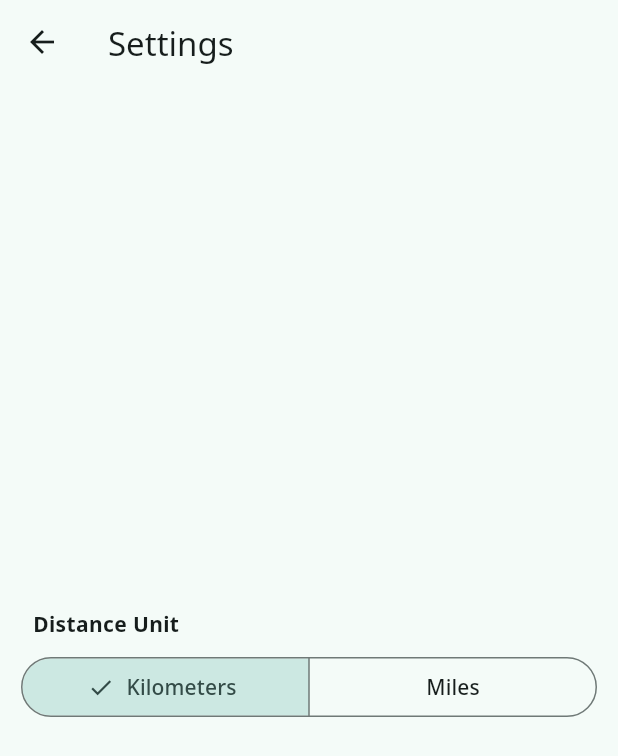
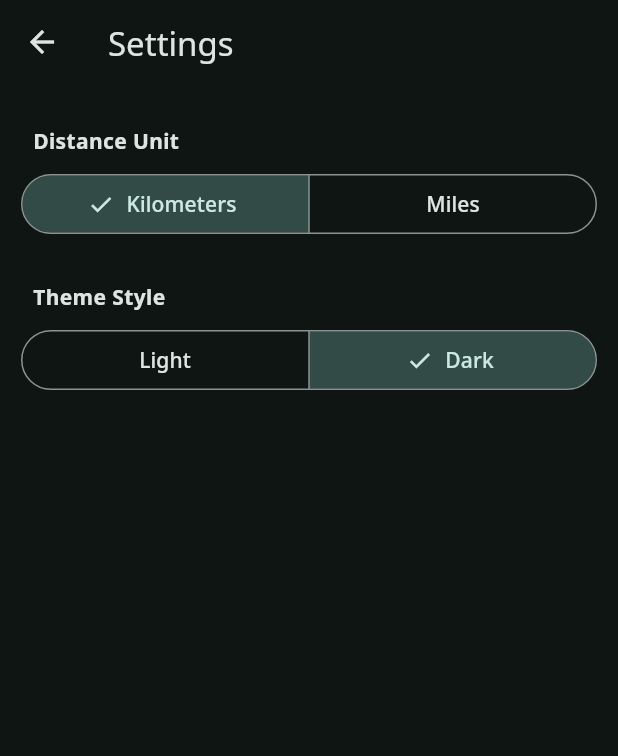
Before and after one commit to iamvalenciia/ministrar3, a Flutter app: the screen it shows after launch, in the side drawer, after a tap on "Settings", on a phone screen of 412 x 824 dp. Shown: the top 756 px of the screen. Run offline on Flutter 3.47's test engine with Material 3 defaults, Android fonts, the light colour scheme and no system bars; our stand-ins replace cached_network_image, flutter_dotenv, font_awesome_flutter, freezed_annotation, geolocator, go_router and 6 more; accounts and stored records are empty; network calls fail.

Commit message:
setting screen implemented, km/mi, light/dark,

```diff
--- a/lib/go_router.dart
+++ b/lib/go_router.dart
@@ -203,6 +203,15 @@ class CustomeNavigationDrawer extends StatelessWidget {
             },
           ),
         ),
+        ListTile(
+          selectedColor: Theme.of(context).colorScheme.primary,
+          title: const Text('Settings'),
+          leading: const Icon(Icons.settings),
+          onTap: () {
+            Navigator.pop(context);
+            context.go('/settings');
+          },
+        ),
         Selector<UserNotifier, bool>(
           selector: (_, userNotifier) => userNotifier.isUserLoggedIn,
           builder: (_, userExist, __) => ListTile(
@@ -236,15 +245,6 @@ class CustomeNavigationDrawer extends StatelessWidget {
               }
             },
           ),
-        ),
-        ListTile(
-          selectedColor: Theme.of(context).colorScheme.primary,
-          title: const Text('Settings'),
-          leading: const Icon(Icons.settings),
-          onTap: () {
-            Navigator.pop(context);
-            context.go('/settings');
-          },
         ),
       ],
     );
--- a/lib/main.dart
+++ b/lib/main.dart
@@ -1,5 +1,4 @@
 import 'package:flutter/material.dart';
-import 'package:google_fonts/google_fonts.dart';
 import 'package:nested/nested.dart';
 import 'package:provider/provider.dart' as provider; // Import Provider
 
@@ -10,8 +9,9 @@ import 'provider/km_mi_notifier.dart';
 import 'provider/location_permission.dart';
 import 'provider/my_hr_provider.dart';
 import 'provider/people_helping_provider.dart';
+import 'provider/theme_provider.dart';
 import 'provider/user_provider.dart';
-import 'services/supabase.dart';
+import 'services/supabase.dart'; // Import ThemeNotifier
 
 Future<void> main() async {
   await initializeSupabase();
@@ -32,18 +32,16 @@ class _MyAppState extends State<MyApp> {
         GlobalKey<ScaffoldMessengerState>();
     return provider.MultiProvider(
       providers: providers,
-      child: MaterialApp.router(
-        scaffoldMessengerKey: scaffoldKey,
-        title: 'Flutter Demo',
-        theme: ThemeData(
-          fontFamily: GoogleFonts.notoSans().fontFamily,
-          colorScheme: ColorScheme.fromSeed(
-              seedColor: Colors.teal, brightness: Brightness.light),
-          useMaterial3: true,
-        ),
-        routerConfig: goRouter,
-        debugShowCheckedModeBanner: false,
-      ),
+      builder: (context, child) {
+        return MaterialApp.router(
+            scaffoldMessengerKey: scaffoldKey,
+            title: 'Flutter Demo',
+            routerConfig: goRouter,
+            debugShowCheckedModeBanner: false,
+            theme: provider.Provider.of<ThemeProvider>(context)
+                .themeDataStyle // Add dark theme
+            );
+      },
     );
   }
 }
@@ -59,4 +57,5 @@ final providers = <SingleChildWidget>[
   provider.ChangeNotifierProvider(create: (_) => LocationPermissionNotifier()),
   provider.ChangeNotifierProvider(create: (_) => PeopleHelpingNotifier()),
   provider.ChangeNotifierProvider(create: (_) => DistanceUnitNotifier()),
+  provider.ChangeNotifierProvider(create: (_) => ThemeProvider()),
 ];
--- a/lib/provider/close_hrs_provider.dart
+++ b/lib/provider/close_hrs_provider.dart
@@ -3,6 +3,7 @@ import 'dart:developer' as developer;
 
 import 'package:flutter/material.dart';
 import 'package:geolocator/geolocator.dart';
+import 'package:shared_preferences/shared_preferences.dart';
 
 import '../models/help_requests_model/help_request_model.dart';
 import '../services/supabase.dart';
@@ -14,6 +15,7 @@ class HelpRequestsNotifier extends ChangeNotifier {
   // It starts listening to the position stream from the Geolocator.
   // Whenever the position updates, it calls the _updateDistances method.
   HelpRequestsNotifier() {
+    _loadDistancePreference();
     _positionStreamSubscription = Geolocator.getPositionStream(
       locationSettings: const LocationSettings(),
     ).listen(_updateDistances);
@@ -63,8 +65,16 @@ class HelpRequestsNotifier extends ChangeNotifier {
     notifyListeners();
   }
 
-  void switchDistanceUnit() {
+  Future<void> _loadDistancePreference() async {
+    final prefs = await SharedPreferences.getInstance();
+    _isDistanceInKilometers = prefs.getBool('isDistanceInKilometers') ?? true;
+    notifyListeners();
+  }
+
+  Future<void> switchDistanceUnit() async {
     _isDistanceInKilometers = !_isDistanceInKilometers;
+    final prefs = await SharedPreferences.getInstance();
+    await prefs.setBool('isDistanceInKilometers', _isDistanceInKilometers);
     notifyListeners(); // Notify listeners to update the UI
   }
 
--- a/lib/provider/my_hr_provider.dart
+++ b/lib/provider/my_hr_provider.dart
@@ -1,18 +1,14 @@
 import 'dart:async';
 import 'dart:developer' as developer;
-
 import 'package:flutter/material.dart';
 import 'package:geolocator/geolocator.dart';
-
+import 'package:shared_preferences/shared_preferences.dart';
 import '../models/help_requests_model/help_request_model.dart';
 import '../services/supabase.dart';
 
-//---------------------------
-// MY HELP REQUEST NOTIFIER
-//---------------------------
-
 class MyHelpRequestNotifier extends ChangeNotifier {
   MyHelpRequestNotifier() {
+    _loadDistancePreference();
     _positionStreamSubscription = Geolocator.getPositionStream(
       locationSettings: const LocationSettings(),
     ).listen(_updateDistance);
@@ -24,11 +20,13 @@ class MyHelpRequestNotifier extends ChangeNotifier {
   bool isFirstLoad = true;
   String? _error;
   StreamSubscription<Position>? _positionStreamSubscription;
+  bool _isDistanceInKilometers = true;
 
   HelpRequestModel? get myHelpRequest => _myHelpRequest;
   double? get distance => _distance;
   bool get isLoading => _isLoading;
   String? get error => _error;
+  bool get isDistanceInKilometers => _isDistanceInKilometers;
 
   @override
   void dispose() {
@@ -50,9 +48,28 @@ class MyHelpRequestNotifier extends ChangeNotifier {
             helpRequestLong,
           ) /
           1000; // Convert meters to kilometers
+
+      // Convert to miles if _isDistanceInKilometers is false
+      if (!_isDistanceInKilometers) {
+        _distance = _distance! *
+            0.621371; // 1 kilometer is approximately 0.621371 miles
+      }
     }
 
     notifyListeners();
+  }
+
+  Future<void> _loadDistancePreference() async {
+    final prefs = await SharedPreferences.getInstance();
+    _isDistanceInKilometers = prefs.getBool('isDistanceInKilometers') ?? true;
+    notifyListeners();
+  }
+
+  Future<void> switchDistanceUnit() async {
+    _isDistanceInKilometers = !_isDistanceInKilometers;
+    final prefs = await SharedPreferences.getInstance();
+    await prefs.setBool('isDistanceInKilometers', _isDistanceInKilometers);
+    notifyListeners(); // Notify listeners to update the UI
   }
 
   Future<void> fetchMyHelpRequest() async {
--- /dev/null
+++ b/lib/provider/theme_provider.dart
@@ -0,0 +1,43 @@
+import 'package:flutter/material.dart';
+import 'package:shared_preferences/shared_preferences.dart';
+import '../theme.dart';
+
+class ThemeProvider extends ChangeNotifier {
+  ThemeProvider() {
+    _loadThemeData();
+  }
+  ThemeData _themeDataStyle = ThemeDataStyle.light;
+
+  ThemeData get themeDataStyle => _themeDataStyle;
+
+  set themeDataStyle(ThemeData themeData) {
+    _themeDataStyle = themeData;
+    _saveThemeData(themeData);
+    notifyListeners();
+  }
+
+  Future<void> _loadThemeData() async {
+    final prefs = await SharedPreferences.getInstance();
+    final themeDataString = prefs.getString('themeData');
+    if (themeDataString == 'light') {
+      _themeDataStyle = ThemeDataStyle.light;
+    } else {
+      _themeDataStyle = ThemeDataStyle.dark;
+    }
+    notifyListeners();
+  }
+
+  Future<void> _saveThemeData(ThemeData themeData) async {
+    final prefs = await SharedPreferences.getInstance();
+    await prefs.setString(
+        'themeData', themeData == ThemeDataStyle.light ? 'light' : 'dark');
+  }
+
+  void changeTheme() {
+    if (_themeDataStyle == ThemeDataStyle.light) {
+      themeDataStyle = ThemeDataStyle.dark;
+    } else {
+      themeDataStyle = ThemeDataStyle.light;
+    }
+  }
+}
--- a/lib/screens/settings/screent.dart
+++ b/lib/screens/settings/screent.dart
@@ -1,20 +1,24 @@
 import 'package:flutter/material.dart';
 import 'package:provider/provider.dart';
-import '../../provider/close_hrs_provider.dart'; // Import your HelpRequestsNotifier
+import '../../provider/close_hrs_provider.dart';
+import '../../provider/my_hr_provider.dart';
+import '../../provider/theme_provider.dart';
+import '../../theme.dart'; // Import your HelpRequestsNotifier
 
 enum DistanceUnit { kilometers, miles }
 
 class SettingsScreen extends StatelessWidget {
-  const SettingsScreen({Key? key}) : super(key: key);
+  const SettingsScreen({super.key});
 
   @override
   Widget build(BuildContext context) {
     return Scaffold(
-      body: Consumer<HelpRequestsNotifier>(
-        builder: (context, helpRequestsNotifier, child) {
-          return Center(
+      body: Consumer2<HelpRequestsNotifier, ThemeProvider>(
+        builder: (context, helpRequestsNotifier, themeProvider, child) {
+          return Padding(
+            padding: const EdgeInsets.only(top: 20),
+            child: Center(
               child: Column(
-              mainAxisAlignment: MainAxisAlignment.center,
                 children: <Widget>[
                   const Padding(
                     padding: const EdgeInsets.all(8.0),
@@ -26,7 +30,19 @@ class SettingsScreen extends StatelessWidget {
                     ),
                   ),
                   SingleChoice(helpRequestsNotifier: helpRequestsNotifier),
+                  const SizedBox(height: 20),
+                  const Padding(
+                    padding: const EdgeInsets.all(8.0),
+                    child: const Row(
+                      children: [
+                        Text('Theme Style',
+                            style: TextStyle(fontWeight: FontWeight.bold)),
                       ],
+                    ),
+                  ),
+                  ThemeChoice(themeProvider: themeProvider),
+                ],
+              ),
             ),
           );
         },
@@ -35,9 +51,11 @@ class SettingsScreen extends StatelessWidget {
   }
 }
 
+// -------------------------------------------/
+//  widget used in the SettingsScreen widget /
+//-------------------------------------------/
 class SingleChoice extends StatefulWidget {
-  const SingleChoice({Key? key, required this.helpRequestsNotifier})
-      : super(key: key);
+  const SingleChoice({super.key, required this.helpRequestsNotifier});
   final HelpRequestsNotifier helpRequestsNotifier;
 
   @override
@@ -57,6 +75,8 @@ class _SingleChoiceState extends State<SingleChoice> {
 
   @override
   Widget build(BuildContext context) {
+    final MyHelpRequestNotifier myHelpRequestNotifier =
+        context.read<MyHelpRequestNotifier>();
     return Row(
       children: [
         Expanded(
@@ -72,6 +92,7 @@ class _SingleChoiceState extends State<SingleChoice> {
               setState(() {
                 distanceUnit = newSelection.first;
                 widget.helpRequestsNotifier.switchDistanceUnit();
+                myHelpRequestNotifier.switchDistanceUnit();
               });
             },
           ),
@@ -80,3 +101,53 @@ class _SingleChoiceState extends State<SingleChoice> {
     );
   }
 }
+
+// -------------------------------------------/
+//  widget used in the SettingsScreen widget /
+//-------------------------------------------/
+enum ThemeStyle { light, dark }
+
+class ThemeChoice extends StatefulWidget {
+  const ThemeChoice({super.key, required this.themeProvider});
+  final ThemeProvider themeProvider;
+
+  @override
+  State<ThemeChoice> createState() => _ThemeChoiceState();
+}
+
+class _ThemeChoiceState extends State<ThemeChoice> {
+  late ThemeStyle themeStyle;
+
+  @override
+  void initState() {
+    super.initState();
+    themeStyle = widget.themeProvider.themeDataStyle == ThemeDataStyle.light
+        ? ThemeStyle.light
+        : ThemeStyle.dark;
+  }
+
+  @override
+  Widget build(BuildContext context) {
+    return Row(
+      children: [
+        Expanded(
+          child: SegmentedButton<ThemeStyle>(
+            segments: const <ButtonSegment<ThemeStyle>>[
+              ButtonSegment<ThemeStyle>(
+                  value: ThemeStyle.light, label: Text('Light')),
+              ButtonSegment<ThemeStyle>(
+                  value: ThemeStyle.dark, label: Text('Dark')),
+            ],
+            selected: <ThemeStyle>{themeStyle},
+            onSelectionChanged: (Set<ThemeStyle> newSelection) {
+              setState(() {
+                themeStyle = newSelection.first;
+                widget.themeProvider.changeTheme();
+              });
+            },
+          ),
+        ),
+      ],
+    );
+  }
+}
--- /dev/null
+++ b/lib/theme.dart
@@ -0,0 +1,17 @@
+import 'package:flutter/material.dart';
+import 'package:google_fonts/google_fonts.dart';
+
+class ThemeDataStyle {
+  static ThemeData light = ThemeData(
+    fontFamily: GoogleFonts.notoSans().fontFamily,
+    colorScheme: ColorScheme.fromSeed(seedColor: Colors.teal),
+    useMaterial3: true,
+  );
+
+  static ThemeData dark = ThemeData(
+    fontFamily: GoogleFonts.notoSans().fontFamily,
+    colorScheme: ColorScheme.fromSeed(
+        seedColor: Colors.teal, brightness: Brightness.dark),
+    useMaterial3: true,
+  );
+}
```
Also changed, not shown: lib/screens/help_request_for_owners/screen.dart (+12 -5 lines), lib/screens/home/tab_help_requests.dart (+12 -6 lines), lib/screens/home/tab_my_help_request.dart (+11 -4 lines). Lines whose indentation alone changed are shown as unchanged.
